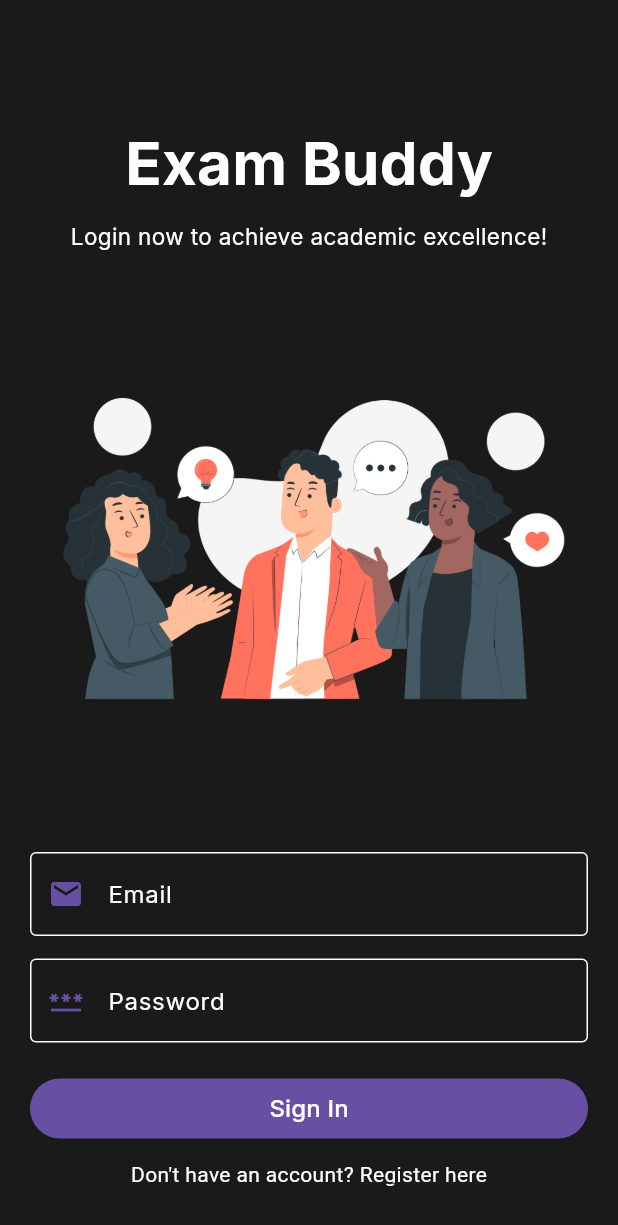
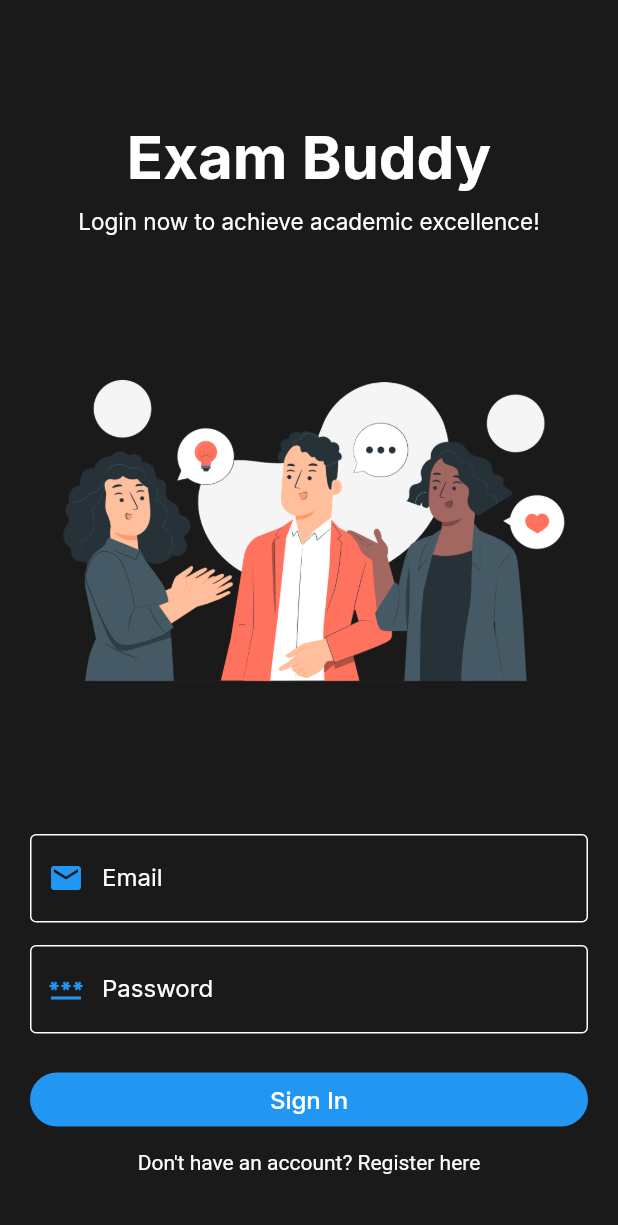
Before and after one commit to ShivamMenda/ExamBuddy, a Flutter app: the screen it shows after launch, on a phone screen of 412 x 824 dp. Shown: the top 1225 px of the screen. Run offline on Flutter 3.47's test engine with Material 3 defaults, Android fonts, the light colour scheme and no system bars; our stand-ins replace cloud_firestore, file_picker, firebase_auth, firebase_core, firebase_storage, get and 3 more; missing offline and left inert: easy_pdf_viewer, videosdk; accounts and stored records are empty.

Commit message:
Fixed for prod

```diff
--- a/lib/main.dart
+++ b/lib/main.dart
@@ -1,5 +1,8 @@
 // ignore_for_file: prefer_const_constructors
+import 'package:exam_buddy/helper/helper_function.dart';
 import 'package:exam_buddy/views/screens/auth/login_screen.dart';
+import 'package:exam_buddy/views/screens/home_screen.dart';
+import 'package:firebase_auth/firebase_auth.dart';
 import 'package:flutter/material.dart';
 import 'package:firebase_core/firebase_core.dart';
 import 'package:get/get.dart';
@@ -26,12 +29,21 @@ class MyApp extends StatelessWidget {
           textTheme: GoogleFonts.interTextTheme()
               .apply(bodyColor: Colors.white, displayColor: Colors.white),
           scaffoldBackgroundColor: Color(0xFF1A1A1A),
-          appBarTheme: AppBarTheme(color: Colors.transparent, elevation: 0),
+          appBarTheme: AppBarTheme(
+              backgroundColor: Colors.transparent,
+              elevation: 0,
+              titleTextStyle: GoogleFonts.inter(
+                  color: Colors.white,
+                  fontSize: 16.sp,
+                  fontWeight: FontWeight.w600),
+              centerTitle: true),
           buttonTheme: ButtonThemeData(
             buttonColor: Color(0xFF2A90FF),
           ),
+          useMaterial3: false,
         ),
         home: LoginPage(),
+
       ),
     );
   }
--- a/lib/views/screens/home_screen.dart
+++ b/lib/views/screens/home_screen.dart
@@ -85,7 +85,7 @@ class _HomeScreenState extends State<HomeScreen> {
                     .collection('tasks')
                     .snapshots(),
                 builder: (context, snapshot) {
-                  if (!snapshot.hasData) {
+                  if (!snapshot.hasData || snapshot.data!.docs.isEmpty) {
                     return Padding(
                       padding: const EdgeInsets.symmetric(
                           horizontal: 24.0, vertical: 5.0),
@@ -95,7 +95,7 @@ class _HomeScreenState extends State<HomeScreen> {
                             fontWeight: FontWeight.w500, fontSize: 17.sp),
                       ),
                     );
-                  }
+                  } else {
                     return Padding(
                       padding: const EdgeInsets.symmetric(
                           horizontal: 24.0, vertical: 5.0),
@@ -105,6 +105,7 @@ class _HomeScreenState extends State<HomeScreen> {
                             fontWeight: FontWeight.w500, fontSize: 17.sp),
                       ),
                     );
+                  }
                 }),
             SizedBox(
               height: 3.5.h,
```
Also changed, not shown: lib/views/screens/todo_screen.dart (+4 -3 lines). Lines whose indentation alone changed are shown as unchanged.
